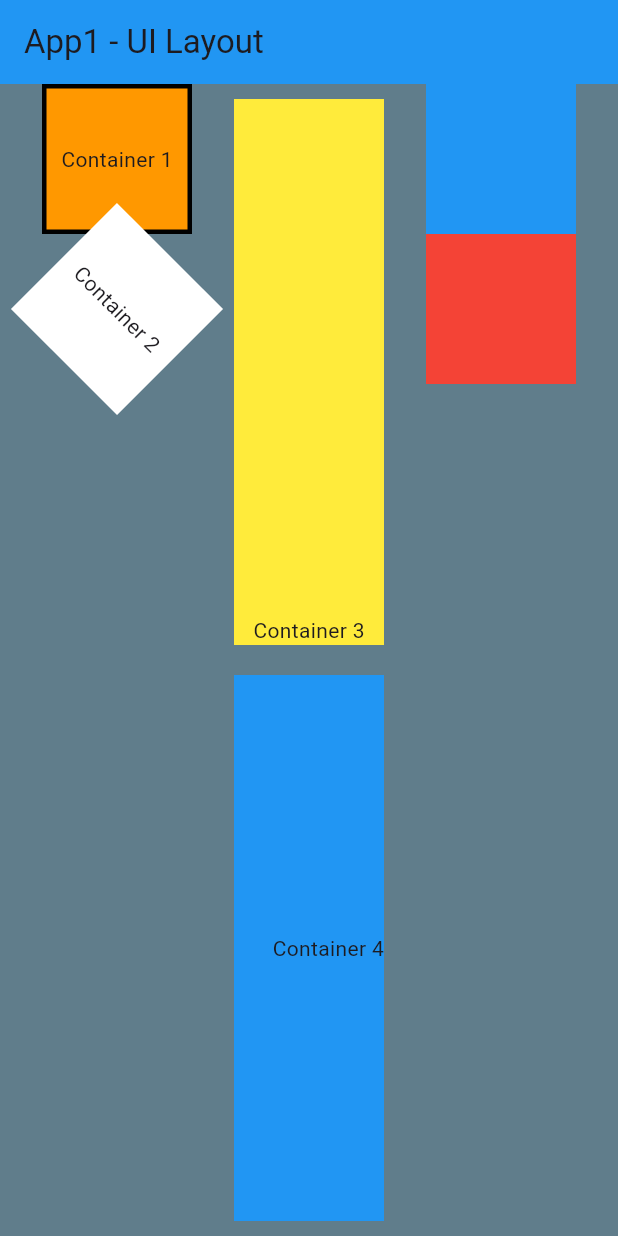
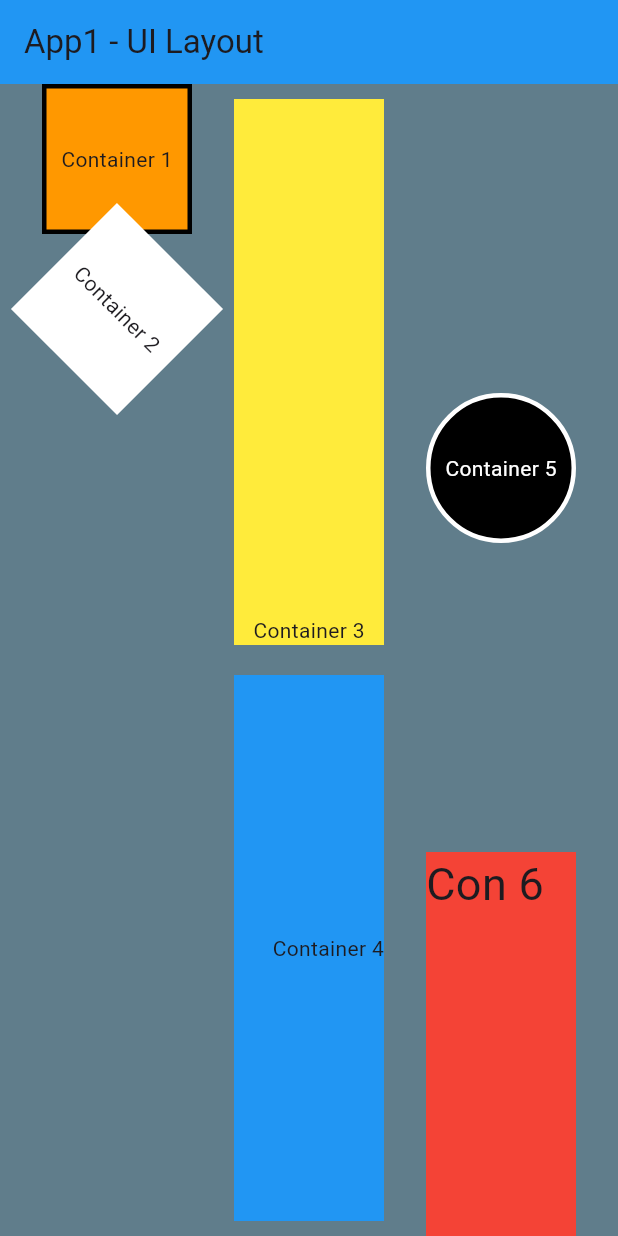
Before and after one commit to SheaSpoff/DMIT2504-Assignments, a Flutter app: the screen it shows after launch, on a phone screen of 412 x 824 dp. Run offline on Flutter 3.47's test engine with Material 3 defaults, Android fonts, the phone set to English and light mode, and no system bars.

Commit message:
Completed Assignment 1

```diff
--- a/assignment_1/lib/main.dart
+++ b/assignment_1/lib/main.dart
@@ -26,11 +26,11 @@ class MyApp extends StatelessWidget {
           backgroundColor: Colors.blue,
         ),
         body: Row(
-          // const??
           mainAxisAlignment: MainAxisAlignment.spaceEvenly,
           mainAxisSize: MainAxisSize.max,
           children: <Widget>[
             //TODO: Put your code here to complete this app.
+
             // Column 1
             Column(
               children: [
@@ -102,17 +102,43 @@ class MyApp extends StatelessWidget {
             // End of Column 2
             // Column 3
             Column(
+              mainAxisAlignment: MainAxisAlignment.end,
               children: [
-                Container(
-                  height: 100,
-                  width: 100,
-                  color: Colors.blue,
+                Expanded(
+                  flex: 2,
+                  child: Container(
+                    height: 100,
+                    width: 100,
+                    decoration: BoxDecoration(
+                      shape: BoxShape.circle,
+                      color: Colors.black,
+                      border: Border.all(color: Colors.white, width: 3),
+                    ),
+                    child: const Center(
+                      child: Text(
+                        'Container 5',
+                        style: TextStyle(color: Colors.white),
+                      ),
+                    ),
+                  ),
                 ),
-                Container(
-                  height: 100,
-                  width: 100,
-                  color: Colors.red,
-                )
+                Expanded(
+                  flex: 1,
+                  child: Container(
+                    height: 100,
+                    width: 100,
+                    color: Colors.red,
+                    child: const Align(
+                        alignment: Alignment.topLeft,
+                        child: Text(
+                          "Con 6",
+                          style: TextStyle(
+                            fontSize: 30,
+                          ),
+                        ),
+                      ),
+                  ),
+                ),
               ],
             ),
             // End of Column 3
```
